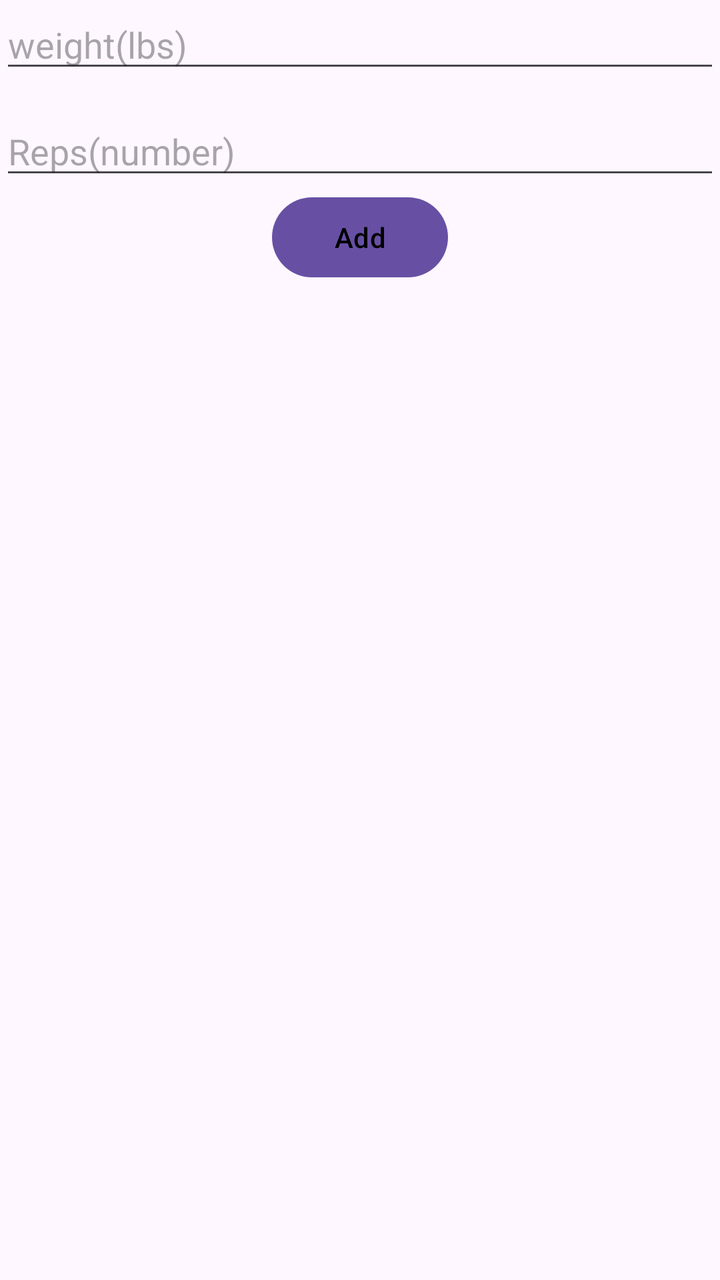
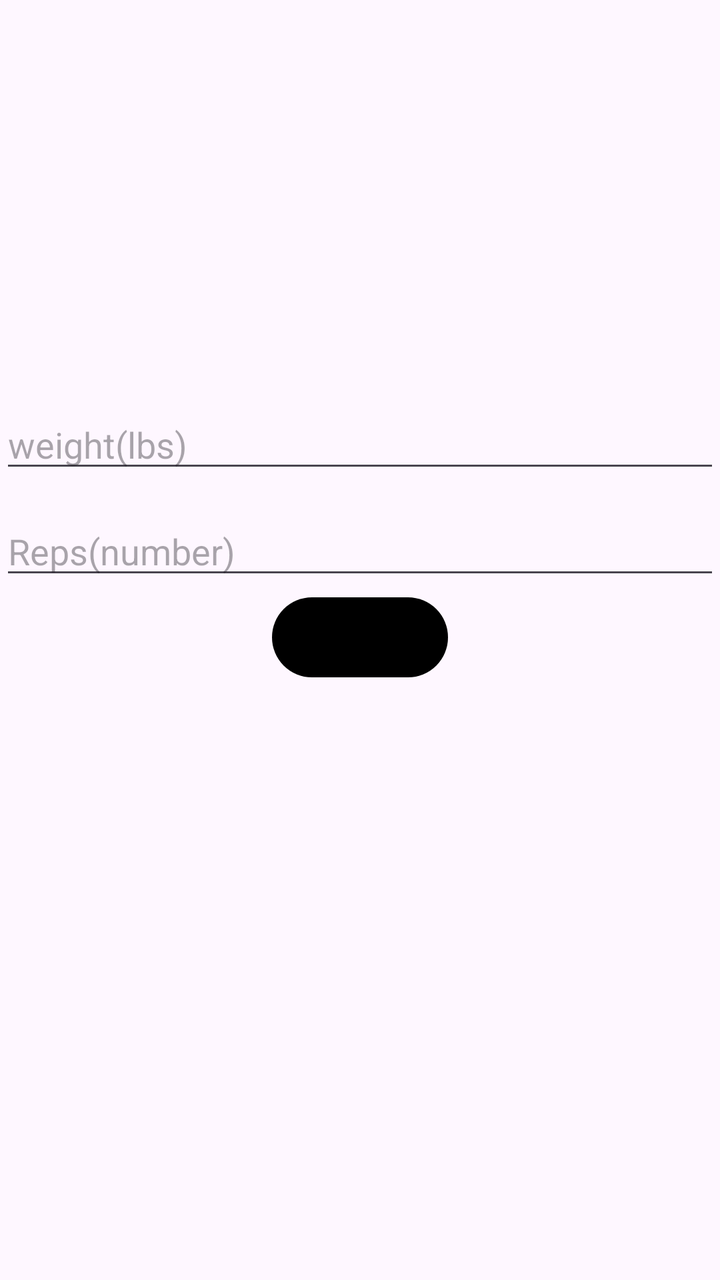

The first picture is an Android layout as it rendered before a commit; the second is the same layout after the commit. The layout source and the unified diff follow.
<!-- AndroidManifest.xml: application theme Theme.GymLoggingApp -->
<!-- res/layout/dialog_add_set.xml -->
<?xml version="1.0" encoding="utf-8"?>
<androidx.constraintlayout.widget.ConstraintLayout xmlns:android="http://schemas.android.com/apk/res/android"
    android:layout_width="match_parent"
    android:layout_height="match_parent"
    xmlns:app="http://schemas.android.com/apk/res-auto">
    
    
    <EditText
        android:id="@+id/edit_text_weight"
        android:layout_width="match_parent"
        android:layout_height="wrap_content"
        android:hint="weight(lbs)"
        android:inputType="number"
        app:layout_constraintStart_toStartOf="parent"
        app:layout_constraintTop_toTopOf="parent"
        />

    <EditText
        android:id="@+id/edit_text_reps"
        android:layout_width="match_parent"
        android:layout_height="wrap_content"
        android:hint="Reps(number)"
        android:inputType="number"
        android:layout_marginTop="12dp"
        app:layout_constraintTop_toBottomOf="@id/edit_text_weight"
        />

    <Button
        android:id="@+id/button_add_set"
        android:layout_width="wrap_content"
        android:layout_height="wrap_content"
        android:text="Add"
        android:textColor="@color/black"
        app:layout_constraintTop_toBottomOf="@id/edit_text_reps"
        app:layout_constraintStart_toStartOf="parent"
        app:layout_constraintEnd_toEndOf="parent"/>

</androidx.constraintlayout.widget.ConstraintLayout>
<!-- resources referenced by this layout -->
<resources>
  <color name="black">#FF000000</color>
  <style name="Theme.GymLoggingApp" parent="Base.Theme.GymLoggingApp" />
  <style name="Base.Theme.GymLoggingApp" parent="Theme.Material3.DayNight.NoActionBar">
          
          
      </style>
</resources>

<!-- the commit's change to res/layout/dialog_add_set.xml (unified diff, before → after) -->
@@ -1,10 +1,18 @@
 <?xml version="1.0" encoding="utf-8"?>
 <androidx.constraintlayout.widget.ConstraintLayout xmlns:android="http://schemas.android.com/apk/res/android"
+    xmlns:app="http://schemas.android.com/apk/res-auto"
     android:layout_width="match_parent"
-    android:layout_height="match_parent"
-    xmlns:app="http://schemas.android.com/apk/res-auto">
-    
-    
+    android:layout_height="match_parent">
+
+    <androidx.recyclerview.widget.RecyclerView
+        android:id="@+id/recycler_view_sets"
+        android:layout_width="0dp"
+        android:layout_height="200dp"
+        app:layout_constraintTop_toTopOf="parent"
+        app:layout_constraintStart_toStartOf="parent"
+        app:layout_constraintEnd_toEndOf="parent"
+        />
+
     <EditText
         android:id="@+id/edit_text_weight"
         android:layout_width="match_parent"
@@ -12,18 +20,16 @@
         android:hint="weight(lbs)"
         android:inputType="number"
         app:layout_constraintStart_toStartOf="parent"
-        app:layout_constraintTop_toTopOf="parent"
-        />
+        app:layout_constraintTop_toBottomOf="@id/recycler_view_sets" />
 
     <EditText
         android:id="@+id/edit_text_reps"
         android:layout_width="match_parent"
         android:layout_height="wrap_content"
+        android:layout_marginTop="12dp"
         android:hint="Reps(number)"
         android:inputType="number"
-        android:layout_marginTop="12dp"
-        app:layout_constraintTop_toBottomOf="@id/edit_text_weight"
-        />
+        app:layout_constraintTop_toBottomOf="@id/edit_text_weight" />
 
     <Button
         android:id="@+id/button_add_set"
@@ -31,8 +37,8 @@
         android:layout_height="wrap_content"
         android:text="Add"
         android:textColor="@color/black"
-        app:layout_constraintTop_toBottomOf="@id/edit_text_reps"
+        app:layout_constraintEnd_toEndOf="parent"
         app:layout_constraintStart_toStartOf="parent"
-        app:layout_constraintEnd_toEndOf="parent"/>
+        app:layout_constraintTop_toBottomOf="@id/edit_text_reps" />
 
 </androidx.constraintlayout.widget.ConstraintLayout>
<!-- resource entries referenced after the edit -->
@@ -4,6 +4,7 @@
   <style name="Theme.GymLoggingApp" parent="Base.Theme.GymLoggingApp" />
   <style name="Base.Theme.GymLoggingApp" parent="Theme.Material3.DayNight.NoActionBar">
           
+          <item name="colorPrimary">@color/black</item>
           
       </style>
 </resources>
